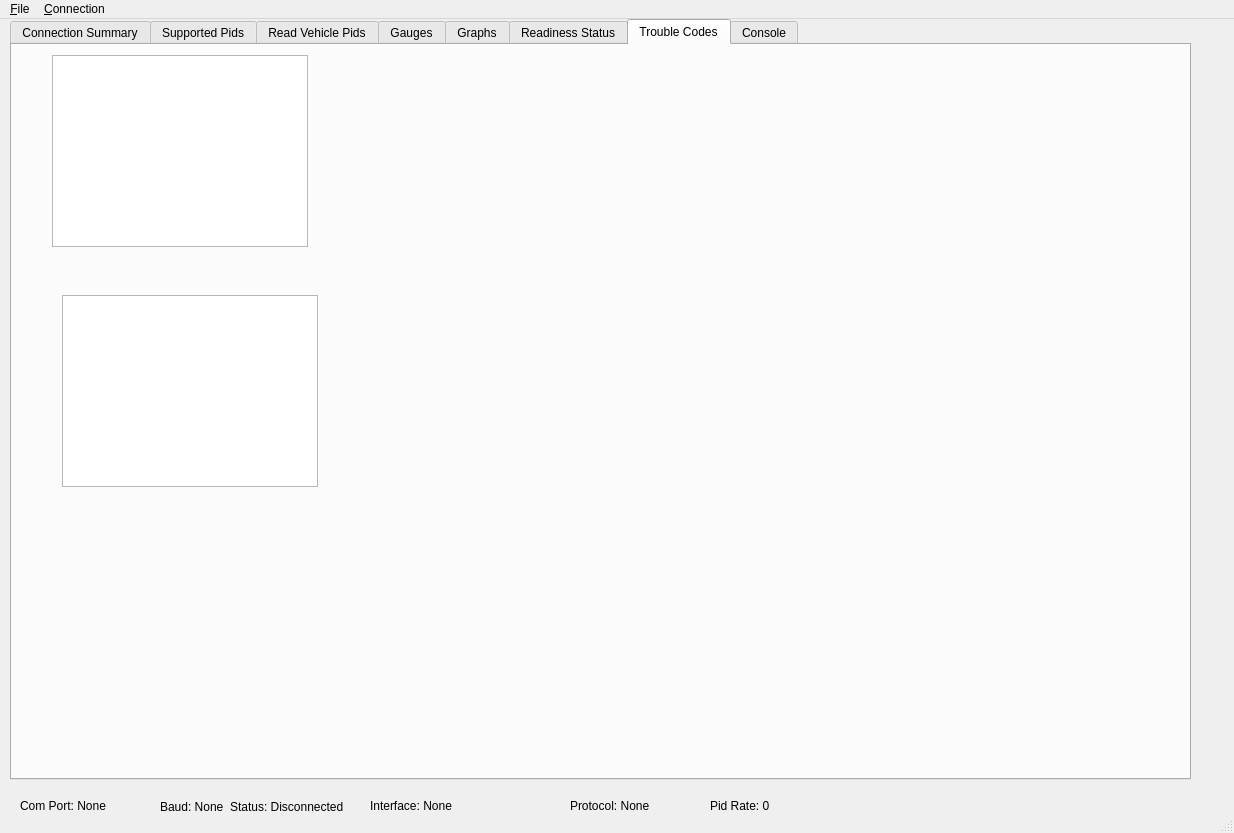
Before: the Qt Designer form mainwindow.ui in malcom2073/obdtool, drawn with Qt 5.
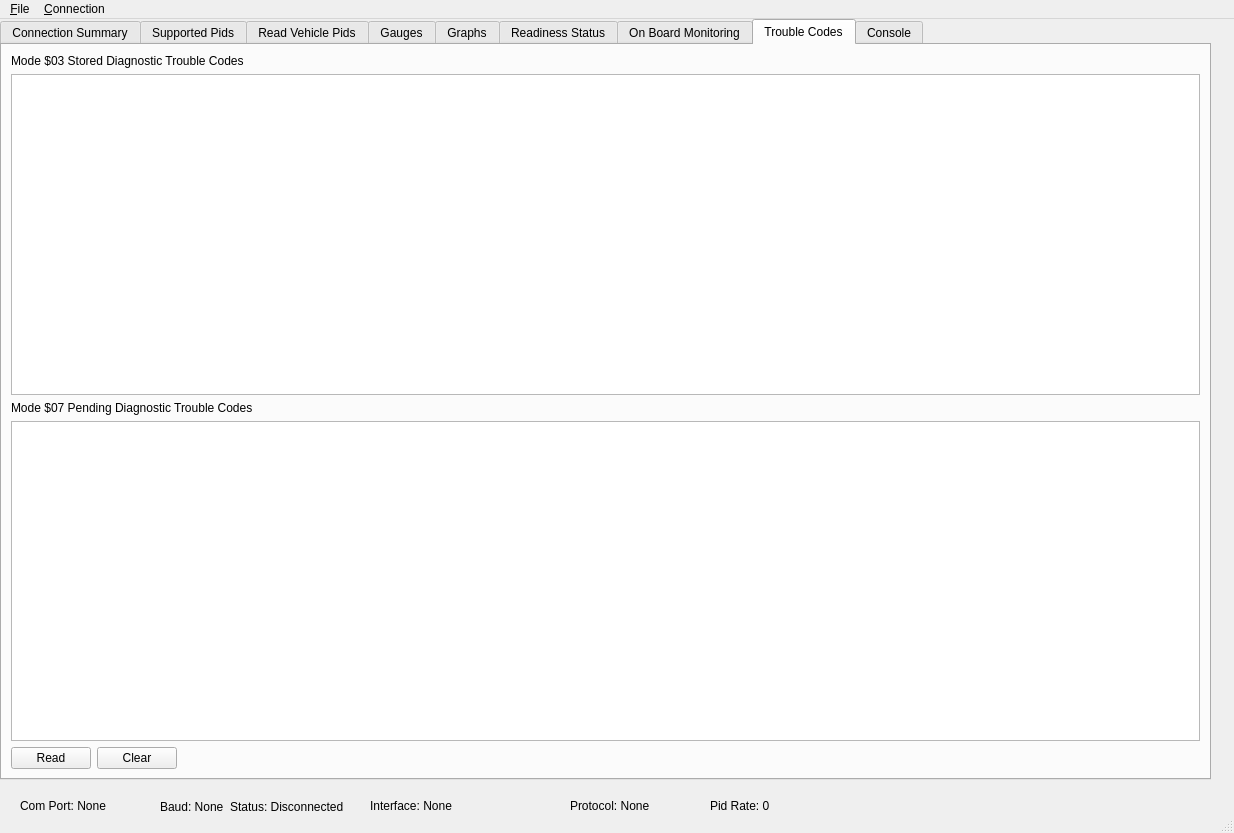
After: the same form once the commit is applied. The open tabs and pages were chosen to show the change.

Commit message: Better handling of supported pids

What changed in the file:
```diff
--- a/mainwindow.ui
+++ b/mainwindow.ui
@@ -17,9 +17,9 @@
    <widget class="QTabWidget" name="tabWidget">
     <property name="geometry">
      <rect>
-      <x>10</x>
+      <x>0</x>
       <y>0</y>
-      <width>1181</width>
+      <width>1211</width>
       <height>761</height>
      </rect>
     </property>
@@ -286,30 +286,95 @@
       </item>
      </layout>
     </widget>
+    <widget class="QWidget" name="tab_7">
+     <attribute name="title">
+      <string>On Board Monitoring</string>
+     </attribute>
+     <widget class="QTableWidget" name="tableWidget_3">
+      <property name="geometry">
+       <rect>
+        <x>70</x>
+        <y>70</y>
+        <width>256</width>
+        <height>192</height>
+       </rect>
+      </property>
+     </widget>
+     <widget class="QPushButton" name="pushButton">
+      <property name="geometry">
+       <rect>
+        <x>0</x>
+        <y>700</y>
+        <width>91</width>
+        <height>24</height>
+       </rect>
+      </property>
+      <property name="text">
+       <string>PushButton</string>
+      </property>
+     </widget>
+    </widget>
     <widget class="QWidget" name="tab_5">
      <attribute name="title">
       <string>Trouble Codes</string>
      </attribute>
-     <widget class="QTableWidget" name="tableWidget">
-      <property name="geometry">
-       <rect>
-        <x>40</x>
-        <y>10</y>
-        <width>256</width>
-        <height>192</height>
-       </rect>
-      </property>
-     </widget>
-     <widget class="QTableWidget" name="tableWidget_2">
-      <property name="geometry">
-       <rect>
-        <x>50</x>
-        <y>250</y>
-        <width>256</width>
-        <height>192</height>
-       </rect>
-      </property>
-     </widget>
+     <layout class="QVBoxLayout" name="verticalLayout_14">
+      <item>
+       <layout class="QVBoxLayout" name="verticalLayout_13">
+        <item>
+         <widget class="QLabel" name="label_6">
+          <property name="text">
+           <string>Mode $03 Stored Diagnostic Trouble Codes</string>
+          </property>
+         </widget>
+        </item>
+        <item>
+         <widget class="QTableWidget" name="tableWidget_2"/>
+        </item>
+        <item>
+         <widget class="QLabel" name="label_5">
+          <property name="text">
+           <string>Mode $07 Pending Diagnostic Trouble Codes</string>
+          </property>
+         </widget>
+        </item>
+        <item>
+         <widget class="QTableWidget" name="tableWidget"/>
+        </item>
+        <item>
+         <layout class="QHBoxLayout" name="horizontalLayout_7">
+          <item>
+           <widget class="QPushButton" name="pushButton_3">
+            <property name="text">
+             <string>Read</string>
+            </property>
+           </widget>
+          </item>
+          <item>
+           <widget class="QPushButton" name="pushButton_2">
+            <property name="text">
+             <string>Clear</string>
+            </property>
+           </widget>
+          </item>
+          <item>
+           <spacer name="horizontalSpacer_5">
+            <property name="orientation">
+             <enum>Qt::Horizontal</enum>
+            </property>
+            <property name="sizeHint" stdset="0">
+             <size>
+              <width>40</width>
+              <height>20</height>
+             </size>
+            </property>
+           </spacer>
+          </item>
+         </layout>
+        </item>
+       </layout>
+      </item>
+     </layout>
     </widget>
     <widget class="QWidget" name="tab_6">
      <attribute name="title">
```
Left out of the diff: 11 changed lines with no effect on the pictures. The commit also changes 2 other files.
